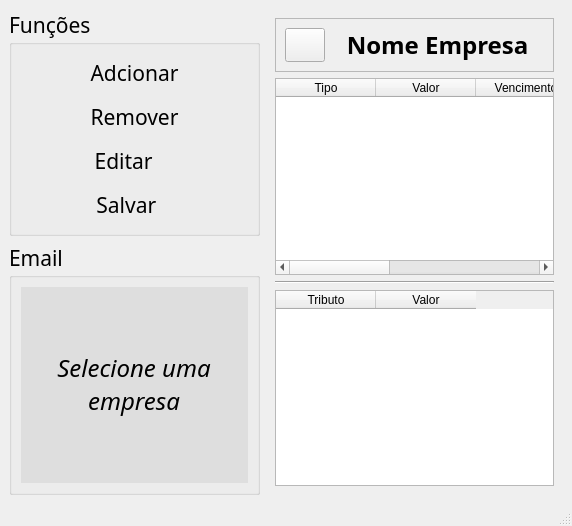
Qt form src/ui/window_pend.ui (DeltaPrice-Pedro/Pendencias_Contabeis) before a commit.
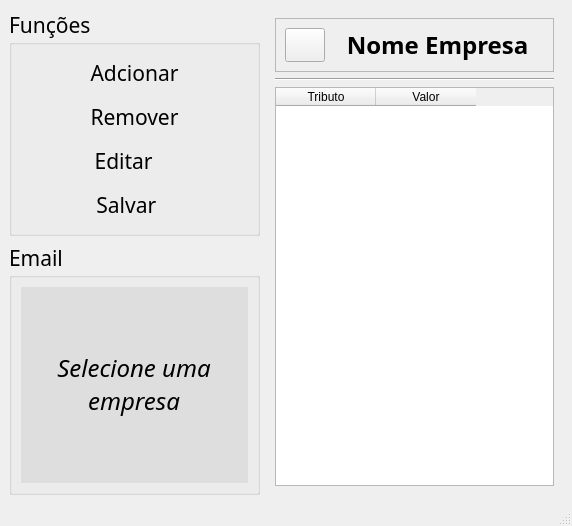
The same form after that commit. The open tabs and pages were chosen to show the change. Icons and pictures are not drawn.

Commit message: pedency_table

```diff
--- a/src/ui/window_pend.ui
+++ b/src/ui/window_pend.ui
@@ -258,35 +258,6 @@
           </layout>
          </widget>
         </item>
-        <item>
-         <widget class="QTableWidget" name="tableWidget_pedency">
-          <column>
-           <property name="text">
-            <string>Tipo</string>
-           </property>
-          </column>
-          <column>
-           <property name="text">
-            <string>Valor</string>
-           </property>
-          </column>
-          <column>
-           <property name="text">
-            <string>Vencimento</string>
-           </property>
-          </column>
-          <column>
-           <property name="text">
-            <string>New Column</string>
-           </property>
-          </column>
-          <column>
-           <property name="text">
-            <string>Observações</string>
-           </property>
-          </column>
-         </widget>
-        </item>
         <item>
          <widget class="Line" name="line">
           <property name="orientation">
```
Left out of the diff: 5 changed lines with no effect on the pictures. The commit also changes 5 other files.
